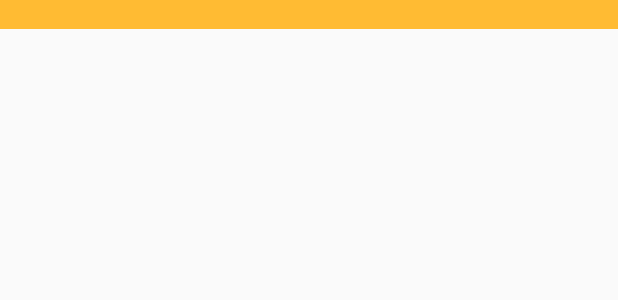
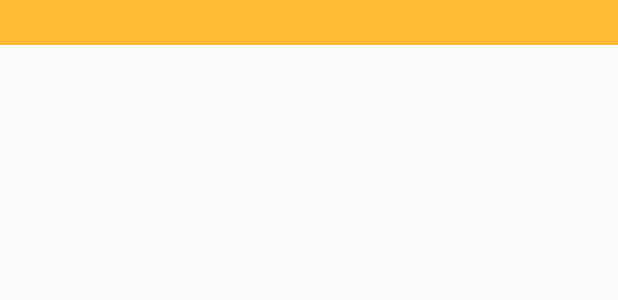
Before and after one commit to willshant/child-healthcare-demo, an Android app: the layout recyclerview_item.xml on its own in the app's theme, with its tools: preview values and no code run, on a phone screen of 412 x 824 dp. Shown: the top 300 px of the screen. Run offline under Robolectric (Android 15) with nearby library versions, the phone set to English and light mode, and no system bars.

Commit message:
display multiple data in recycler view, display date of birth

```diff
--- a/app/src/main/java/com/example/will/app_for_child_demo/Converter/Converters.java
+++ b/app/src/main/java/com/example/will/app_for_child_demo/Converter/Converters.java
@@ -2,7 +2,7 @@ package com.example.will.app_for_child_demo.Converter;
 
 import android.arch.persistence.room.TypeConverter;
 
-import java.sql.Date;
+import java.util.Date;
 
 
 // to enable date type in child entity to be stored in DB
--- a/app/src/main/java/com/example/will/app_for_child_demo/Entity/Child.java
+++ b/app/src/main/java/com/example/will/app_for_child_demo/Entity/Child.java
@@ -5,7 +5,7 @@ import android.arch.persistence.room.Entity;
 import android.arch.persistence.room.PrimaryKey;
 import android.support.annotation.NonNull;
 
-import java.sql.Date;
+import java.util.Date;
 
 @Entity(tableName = "child_table")
 public class Child {
--- a/app/src/main/res/layout/recyclerview_item.xml
+++ b/app/src/main/res/layout/recyclerview_item.xml
@@ -1,12 +1,28 @@
 <?xml version="1.0" encoding="utf-8"?>
 <LinearLayout xmlns:android="http://schemas.android.com/apk/res/android"
-    android:orientation="vertical" android:layout_width="match_parent"
-    android:layout_height="wrap_content">
+                android:orientation="horizontal"
+                android:layout_width="match_parent"
+                android:layout_height="wrap_content"
+                android:weightSum="100">
 
     <TextView
-        android:id="@+id/textView"
+        android:id="@+id/view_first_name"
+        android:layout_width="match_parent"
+        android:layout_height="30dp"
+        android:background="@android:color/holo_orange_light"
+        android:layout_weight="33.3"/>
 
+    <TextView
+        android:id="@+id/view_last_name"
         android:layout_width="match_parent"
-        android:layout_height="wrap_content"
-        android:background="@android:color/holo_orange_light" />
+        android:layout_height="30dp"
+        android:background="@android:color/holo_orange_light"
+        android:layout_weight="33.3"/>
+
+    <TextView
+        android:id="@+id/view_birthday"
+        android:layout_width="match_parent"
+        android:layout_height="30dp"
+        android:background="@android:color/holo_orange_light"
+        android:layout_weight="33.4"/>
 </LinearLayout>
```
Also changed, not shown: app/src/main/java/com/example/will/app_for_child_demo/ListAdapter/ChildListAdapter.java (+23 -11 lines), 1 other file.
